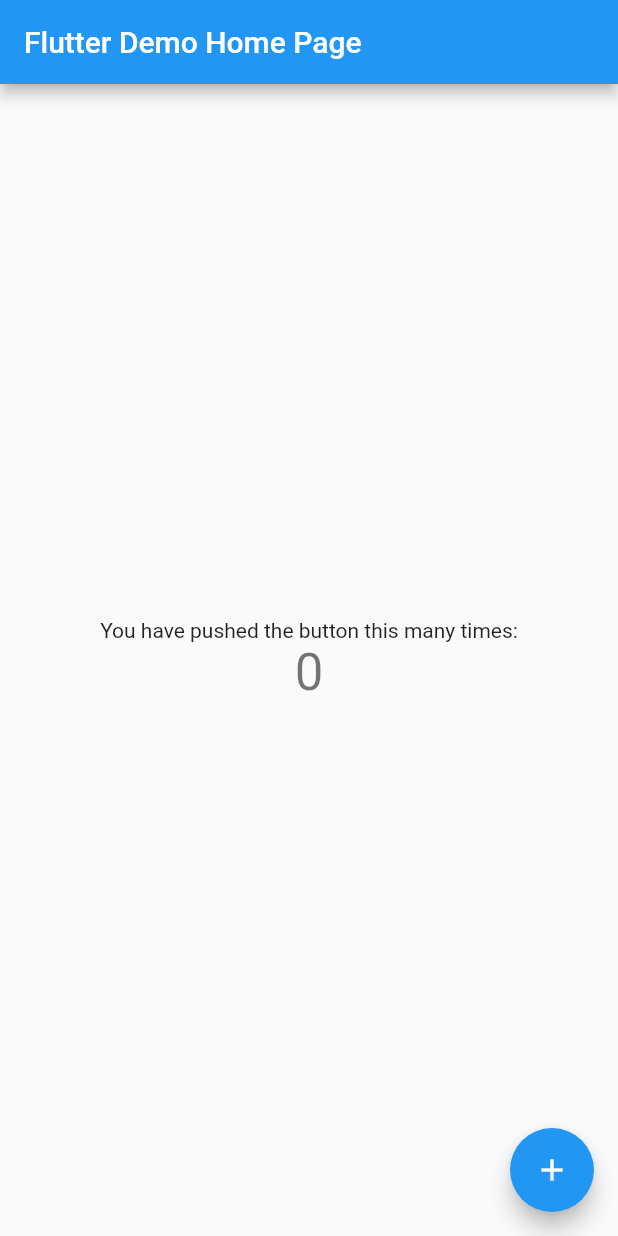
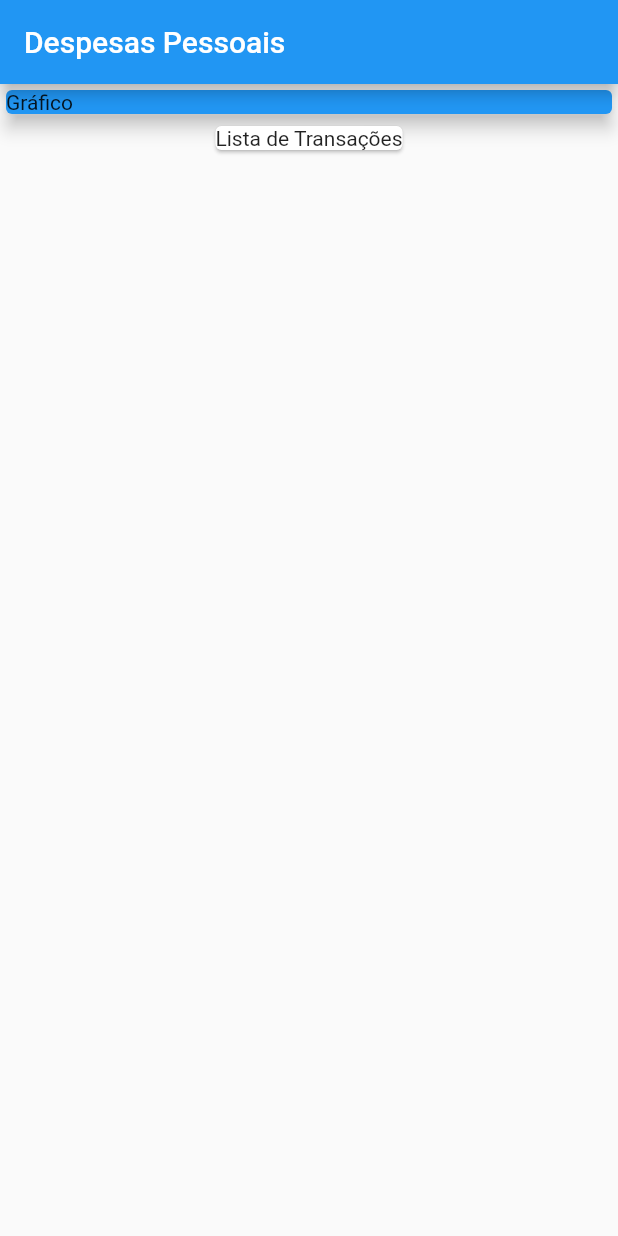
Before and after one commit to luwanhika/expenses, a Flutter app: the screen it shows after launch, on a phone screen of 412 x 824 dp. Run offline on Flutter 3.47's test engine with Material 2 defaults, Android fonts, the phone set to English and light mode, and no system bars.

Commit message:
criando a pagina inicial

```diff
--- a/lib/main.dart
+++ b/lib/main.dart
@@ -1,115 +1,42 @@
 import 'package:flutter/material.dart';
 
-void main() {
-  runApp(const MyApp());
-}
+main() => runApp(const ExpensesApp());
 
-class MyApp extends StatelessWidget {
-  const MyApp({Key? key}) : super(key: key);
+class ExpensesApp extends StatelessWidget {
+  const ExpensesApp({Key? key}) : super(key: key);
 
-  // This widget is the root of your application.
   @override
   Widget build(BuildContext context) {
-    return MaterialApp(
-      title: 'Flutter Demo',
-      theme: ThemeData(
-        // This is the theme of your application.
-        //
-        // Try running your application with "flutter run". You'll see the
-        // application has a blue toolbar. Then, without quitting the app, try
-        // changing the primarySwatch below to Colors.green and then invoke
-        // "hot reload" (press "r" in the console where you ran "flutter run",
-        // or simply save your changes to "hot reload" in a Flutter IDE).
-        // Notice that the counter didn't reset back to zero; the application
-        // is not restarted.
-        primarySwatch: Colors.blue,
-      ),
-      home: const MyHomePage(title: 'Flutter Demo Home Page'),
+    return const MaterialApp(
+      home: MyHomePage(),
     );
   }
 }
 
-class MyHomePage extends StatefulWidget {
-  const MyHomePage({Key? key, required this.title}) : super(key: key);
-
-  // This widget is the home page of your application. It is stateful, meaning
-  // that it has a State object (defined below) that contains fields that affect
-  // how it looks.
-
-  // This class is the configuration for the state. It holds the values (in this
-  // case the title) provided by the parent (in this case the App widget) and
-  // used by the build method of the State. Fields in a Widget subclass are
-  // always marked "final".
-
-  final String title;
-
-  @override
-  State<MyHomePage> createState() => _MyHomePageState();
-}
-
-class _MyHomePageState extends State<MyHomePage> {
-  int _counter = 0;
-
-  void _incrementCounter() {
-    setState(() {
-      // This call to setState tells the Flutter framework that something has
-      // changed in this State, which causes it to rerun the build method below
-      // so that the display can reflect the updated values. If we changed
-      // _counter without calling setState(), then the build method would not be
-      // called again, and so nothing would appear to happen.
-      _counter++;
-    });
-  }
+class MyHomePage extends StatelessWidget {
+  const MyHomePage({Key? key}) : super(key: key);
 
   @override
   Widget build(BuildContext context) {
-    // This method is rerun every time setState is called, for instance as done
-    // by the _incrementCounter method above.
-    //
-    // The Flutter framework has been optimized to make rerunning build methods
-    // fast, so that you can just rebuild anything that needs updating rather
-    // than having to individually change instances of widgets.
     return Scaffold(
       appBar: AppBar(
-        // Here we take the value from the MyHomePage object that was created by
-        // the App.build method, and use it to set our appbar title.
-        title: Text(widget.title),
+        title: const Text('Despesas Pessoais'),
       ),
-      body: Center(
-        // Center is a layout widget. It takes a single child and positions it
-        // in the middle of the parent.
-        child: Column(
-          // Column is also a layout widget. It takes a list of children and
-          // arranges them vertically. By default, it sizes itself to fit its
-          // children horizontally, and tries to be as tall as its parent.
-          //
-          // Invoke "debug painting" (press "p" in the console, choose the
-          // "Toggle Debug Paint" action from the Flutter Inspector in Android
-          // Studio, or the "Toggle Debug Paint" command in Visual Studio Code)
-          // to see the wireframe for each widget.
-          //
-          // Column has various properties to control how it sizes itself and
-          // how it positions its children. Here we use mainAxisAlignment to
-          // center the children vertically; the main axis here is the vertical
-          // axis because Columns are vertical (the cross axis would be
-          // horizontal).
-          mainAxisAlignment: MainAxisAlignment.center,
-          children: <Widget>[
-            const Text(
-              'You have pushed the button this many times:',
+      body: Column(
+        children: const [
+          SizedBox(
+            width: double.infinity,
+            child: Card(
+              color: Colors.blue,
+              elevation: 5,
+              child: Text('Gráfico'),
             ),
-            Text(
-              '$_counter',
-              style: Theme.of(context).textTheme.headline4,
-            ),
-          ],
-        ),
+          ),
+          Card(
+            child: Text('Lista de Transações'),
+          )
+        ],
       ),
-      floatingActionButton: FloatingActionButton(
-        onPressed: _incrementCounter,
-        tooltip: 'Increment',
-        child: const Icon(Icons.add),
-      ), // This trailing comma makes auto-formatting nicer for build methods.
     );
   }
 }
```
Also changed, not shown: 2 other files.
